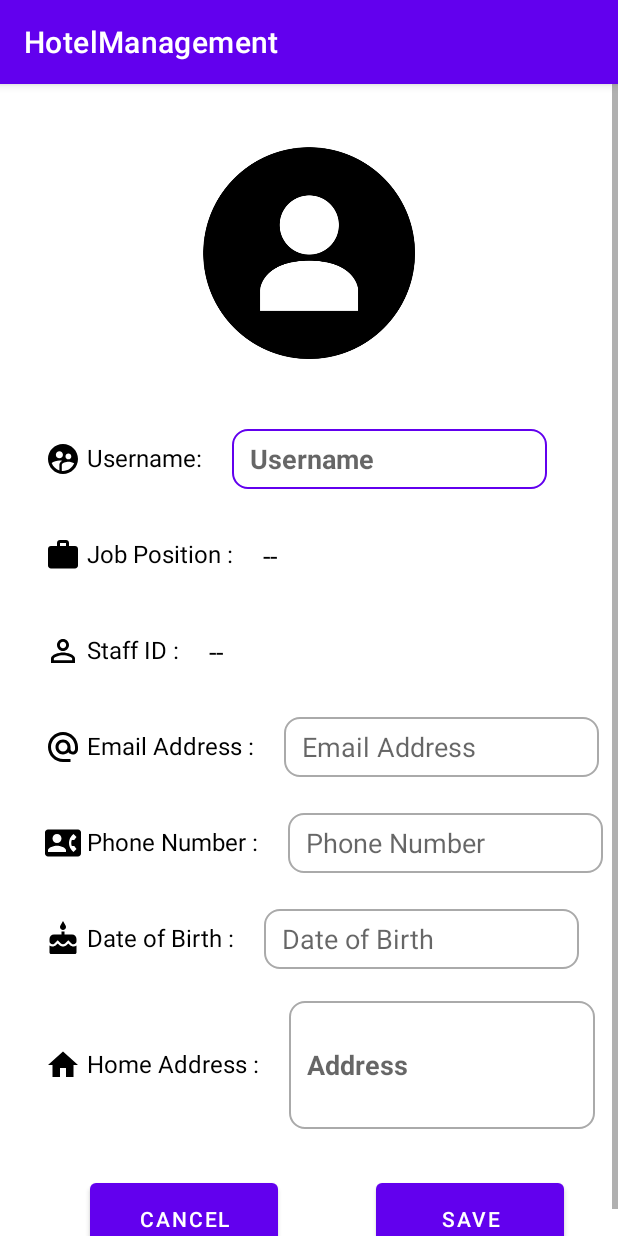
After one commit to Lawrence-Lim/HotelManagement, an Android app: the EditProfilePage screen opened directly, with no data from a screen before it, on a phone screen of 412 x 824 dp. The commit adds this screen. Run offline under Robolectric (Android 15) with nearby library versions, the phone set to English and light mode, and no system bars.

Commit message:
Edit Profile Page

```diff
--- a/app/src/main/AndroidManifest.xml
+++ b/app/src/main/AndroidManifest.xml
@@ -9,7 +9,8 @@
         android:roundIcon="@mipmap/ic_launcher_round"
         android:supportsRtl="true"
         android:theme="@style/Theme.HotelManagement">
-        <activity android:name=".UserProfilePage"></activity>
+        <activity android:name=".EditProfilePage"></activity>
+        <activity android:name=".UserProfilePage" />
         <activity android:name=".MainActivity" />
         <activity android:name=".homepage" />
         <activity android:name=".Login_Page" />
--- /dev/null
+++ b/app/src/main/java/com/example/hotelmanagement/EditProfilePage.kt
@@ -0,0 +1,11 @@
+package com.example.hotelmanagement
+
+import androidx.appcompat.app.AppCompatActivity
+import android.os.Bundle
+
+class EditProfilePage : AppCompatActivity() {
+    override fun onCreate(savedInstanceState: Bundle?) {
+        super.onCreate(savedInstanceState)
+        setContentView(R.layout.activity_edit_profile_page)
+    }
+}
--- /dev/null
+++ b/app/src/main/res/drawable/ic_user.xml
@@ -0,0 +1,9 @@
+<vector xmlns:android="http://schemas.android.com/apk/res/android"
+    android:width="24dp"
+    android:height="24dp"
+    android:viewportWidth="24"
+    android:viewportHeight="24">
+  <path
+      android:fillColor="@android:color/black"
+      android:pathData="M11.99,2c-5.52,0 -10,4.48 -10,10s4.48,10 10,10 10,-4.48 10,-10 -4.48,-10 -10,-10zM15.6,8.34c1.07,0 1.93,0.86 1.93,1.93 0,1.07 -0.86,1.93 -1.93,1.93 -1.07,0 -1.93,-0.86 -1.93,-1.93 -0.01,-1.07 0.86,-1.93 1.93,-1.93zM9.6,6.76c1.3,0 2.36,1.06 2.36,2.36 0,1.3 -1.06,2.36 -2.36,2.36s-2.36,-1.06 -2.36,-2.36c0,-1.31 1.05,-2.36 2.36,-2.36zM9.6,15.89v3.75c-2.4,-0.75 -4.3,-2.6 -5.14,-4.96 1.05,-1.12 3.67,-1.69 5.14,-1.69 0.53,0 1.2,0.08 1.9,0.22 -1.64,0.87 -1.9,2.02 -1.9,2.68zM11.99,20c-0.27,0 -0.53,-0.01 -0.79,-0.04v-4.07c0,-1.42 2.94,-2.13 4.4,-2.13 1.07,0 2.92,0.39 3.84,1.15 -1.17,2.97 -4.06,5.09 -7.45,5.09z"/>
+</vector>
--- /dev/null
+++ b/app/src/main/res/drawable/ic_work.xml
@@ -0,0 +1,10 @@
+<vector xmlns:android="http://schemas.android.com/apk/res/android"
+    android:width="24dp"
+    android:height="24dp"
+    android:viewportWidth="24"
+    android:viewportHeight="24"
+>
+  <path
+      android:fillColor="@android:color/black"
+      android:pathData="M20,6h-4L16,4c0,-1.11 -0.89,-2 -2,-2h-4c-1.11,0 -2,0.89 -2,2v2L4,6c-1.11,0 -1.99,0.89 -1.99,2L2,19c0,1.11 0.89,2 2,2h16c1.11,0 2,-0.89 2,-2L22,8c0,-1.11 -0.89,-2 -2,-2zM14,6h-4L10,4h4v2z"/>
+</vector>
--- /dev/null
+++ b/app/src/main/res/layout/activity_edit_profile_page.xml
@@ -0,0 +1,251 @@
+<?xml version="1.0" encoding="utf-8"?>
+
+<ScrollView  xmlns:android="http://schemas.android.com/apk/res/android"
+    xmlns:app="http://schemas.android.com/apk/res-auto"
+    xmlns:tools="http://schemas.android.com/tools"
+    android:layout_width="match_parent"
+    android:layout_height="match_parent"
+    >
+
+    <androidx.constraintlayout.widget.ConstraintLayout
+        android:layout_width="match_parent"
+        android:layout_height="wrap_content"
+        tools:context=".EditProfilePage">
+
+        <ImageView
+            android:id="@+id/imageView6"
+            android:layout_width="190dp"
+            android:layout_height="170dp"
+            android:layout_marginTop="28dp"
+            app:layout_constraintEnd_toEndOf="parent"
+            app:layout_constraintStart_toStartOf="parent"
+            app:layout_constraintTop_toTopOf="parent"
+            app:srcCompat="@drawable/user"
+            android:contentDescription="@string/profile_pic" />
+
+        <TextView
+            android:id="@+id/lblEditUser"
+            android:layout_width="wrap_content"
+            android:layout_height="wrap_content"
+            android:layout_marginStart="30dp"
+            android:layout_marginTop="40dp"
+            android:text="@string/username"
+            android:textColor="#000000"
+            android:textSize="16sp"
+            android:drawablePadding="4dp"
+            app:layout_constraintStart_toStartOf="parent"
+            app:layout_constraintTop_toBottomOf="@+id/imageView6"
+            app:drawableStartCompat="@drawable/ic_user" />
+
+        <TextView
+            android:id="@+id/lblStaffTitle"
+            android:layout_width="wrap_content"
+            android:layout_height="wrap_content"
+            android:layout_marginStart="30dp"
+            android:layout_marginTop="40dp"
+            android:text="@string/staff_id"
+            android:textColor="#000000"
+            android:textSize="16sp"
+            app:drawableStartCompat="@drawable/ic_id"
+            android:drawablePadding="4dp"
+            app:layout_constraintStart_toStartOf="parent"
+            app:layout_constraintTop_toBottomOf="@+id/lblJobTitle" />
+
+        <TextView
+            android:id="@+id/lblEditBirth"
+            android:layout_width="wrap_content"
+            android:layout_height="wrap_content"
+            android:layout_marginStart="30dp"
+            android:layout_marginTop="40dp"
+            android:text="@string/date_of_birth"
+            android:textColor="#000000"
+            android:textSize="16sp"
+            app:drawableStartCompat="@drawable/ic_cake"
+            android:drawablePadding="4dp"
+            app:layout_constraintStart_toStartOf="parent"
+            app:layout_constraintTop_toBottomOf="@+id/lblEditPhone" />
+
+        <TextView
+            android:id="@+id/lblEditAddress"
+            android:layout_width="wrap_content"
+            android:layout_height="wrap_content"
+            android:layout_marginStart="30dp"
+            android:layout_marginTop="60dp"
+            android:text="@string/home_address"
+            android:textColor="#000000"
+            android:textSize="16sp"
+            app:drawableStartCompat="@drawable/ic_home"
+            android:drawablePadding="4dp"
+            app:layout_constraintStart_toStartOf="parent"
+            app:layout_constraintTop_toBottomOf="@+id/lblEditBirth" />
+
+        <TextView
+            android:id="@+id/lblEditPhone"
+            android:layout_width="wrap_content"
+            android:layout_height="wrap_content"
+            android:layout_marginStart="30dp"
+            android:layout_marginTop="40dp"
+            android:text="@string/phone_number"
+            android:textColor="#000000"
+            android:textSize="16sp"
+            app:drawableStartCompat="@drawable/ic_contact"
+            android:drawablePadding="4dp"
+            app:layout_constraintStart_toStartOf="parent"
+            app:layout_constraintTop_toBottomOf="@+id/lblEditEmail" />
+
+        <TextView
+            android:id="@+id/lblEditEmail"
+            android:layout_width="wrap_content"
+            android:layout_height="wrap_content"
+            android:layout_marginStart="30dp"
+            android:layout_marginTop="40dp"
+            android:text="@string/email_address"
+            android:textColor="#000000"
+            android:textSize="16sp"
+            app:drawableStartCompat="@drawable/ic_mail"
+            android:drawablePadding="4dp"
+            app:layout_constraintStart_toStartOf="parent"
+            app:layout_constraintTop_toBottomOf="@+id/lblStaffTitle" />
+
+        <TextView
+            android:id="@+id/lblJobTitle"
+            android:layout_width="wrap_content"
+            android:layout_height="wrap_content"
+            android:layout_marginStart="30dp"
+            android:layout_marginTop="40dp"
+            android:text="@string/job_position"
+            android:textColor="#000000"
+            android:textSize="16sp"
+            android:drawablePadding="4dp"
+            app:layout_constraintStart_toStartOf="parent"
+            app:layout_constraintTop_toBottomOf="@+id/lblEditUser"
+            app:drawableStartCompat="@drawable/ic_work" />
+
+        <EditText
+            android:id="@+id/txtEditUser"
+            android:layout_width="210dp"
+            android:layout_height="40dp"
+            android:layout_marginStart="20dp"
+            android:autofillHints=""
+            android:paddingStart="12dp"
+            android:paddingEnd="12dp"
+            android:hint="@string/Username"
+            android:background="@drawable/custom_input"
+            android:ems="10"
+            android:inputType="textPersonName"
+            android:textStyle="bold"
+            app:layout_constraintBottom_toBottomOf="@+id/lblEditUser"
+            app:layout_constraintStart_toEndOf="@+id/lblEditUser"
+            app:layout_constraintTop_toTopOf="@+id/lblEditUser" />
+
+        <EditText
+            android:id="@+id/txtEditAddress"
+            android:layout_width="204dp"
+            android:layout_height="85dp"
+            android:layout_marginStart="20dp"
+            android:autofillHints=""
+            android:paddingStart="12dp"
+            android:paddingEnd="12dp"
+            android:hint="@string/address"
+            android:background="@drawable/custom_input"
+            android:ems="10"
+            android:inputType="textPersonName"
+            android:textStyle="bold"
+            app:layout_constraintBottom_toBottomOf="@+id/lblEditAddress"
+            app:layout_constraintStart_toEndOf="@+id/lblEditAddress"
+            app:layout_constraintTop_toTopOf="@+id/lblEditAddress" />
+
+        <EditText
+            android:id="@+id/txtEditPhone"
+            android:layout_width="210dp"
+            android:layout_height="40dp"
+            android:layout_marginStart="20dp"
+            android:autofillHints=""
+            android:paddingStart="12dp"
+            android:paddingEnd="12dp"
+            android:hint="@string/Phone_number"
+            android:background="@drawable/custom_input"
+            android:ems="10"
+            android:inputType="phone"
+            app:layout_constraintBottom_toBottomOf="@+id/lblEditPhone"
+            app:layout_constraintStart_toEndOf="@+id/lblEditPhone"
+            app:layout_constraintTop_toTopOf="@+id/lblEditPhone" />
+
+        <EditText
+            android:id="@+id/txtEditEmail"
+            android:layout_width="210dp"
+            android:layout_height="40dp"
+            android:layout_marginStart="20dp"
+            android:autofillHints=""
+            android:paddingStart="12dp"
+            android:paddingEnd="12dp"
+            android:hint="@string/Email_address"
+            android:background="@drawable/custom_input"
+            android:ems="10"
+            android:inputType="textEmailAddress"
+            app:layout_constraintBottom_toBottomOf="@+id/lblEditEmail"
+            app:layout_constraintStart_toEndOf="@+id/lblEditEmail"
+            app:layout_constraintTop_toTopOf="@+id/lblEditEmail" />
+
+        <EditText
+            android:id="@+id/txtEditBirth"
+            android:layout_width="210dp"
+            android:layout_height="40dp"
+            android:layout_marginStart="20dp"
+            android:autofillHints=""
+            android:paddingStart="12dp"
+            android:paddingEnd="12dp"
+            android:hint="@string/Date_of_birth"
+            android:background="@drawable/custom_input"
+            android:ems="10"
+            android:inputType="date"
+            app:layout_constraintBottom_toBottomOf="@+id/lblEditBirth"
+            app:layout_constraintStart_toEndOf="@+id/lblEditBirth"
+            app:layout_constraintTop_toTopOf="@+id/lblEditBirth" />
+
+        <TextView
+            android:id="@+id/lblEditID"
+            android:layout_width="wrap_content"
+            android:layout_height="wrap_content"
+            android:layout_marginStart="20dp"
+            android:text="@string/fID"
+            android:textColor="#000000"
+            android:textSize="18sp"
+            app:layout_constraintBottom_toBottomOf="@+id/lblStaffTitle"
+            app:layout_constraintStart_toEndOf="@+id/lblStaffTitle"
+            app:layout_constraintTop_toTopOf="@+id/lblStaffTitle" />
+
+        <TextView
+            android:id="@+id/lblEditJob"
+            android:layout_width="wrap_content"
+            android:layout_height="wrap_content"
+            android:layout_marginStart="20dp"
+            android:text="@string/fJob"
+            android:textColor="#000000"
+            android:textSize="18sp"
+            app:layout_constraintBottom_toBottomOf="@+id/lblJobTitle"
+            app:layout_constraintStart_toEndOf="@+id/lblJobTitle"
+            app:layout_constraintTop_toTopOf="@+id/lblJobTitle" />
+
+        <Button
+            android:id="@+id/btnCancel"
+            android:layout_width="125dp"
+            android:layout_height="60dp"
+            android:layout_marginStart="60dp"
+            android:layout_marginTop="30dp"
+            android:text="@string/cancel"
+            app:layout_constraintStart_toStartOf="parent"
+            app:layout_constraintTop_toBottomOf="@+id/txtEditAddress" />
+
+        <Button
+            android:id="@+id/btnSave"
+            android:layout_width="125dp"
+            android:layout_height="60dp"
+            android:layout_marginStart="65dp"
+            android:text="@string/save"
+            app:layout_constraintBottom_toBottomOf="@+id/btnCancel"
+            app:layout_constraintStart_toEndOf="@+id/btnCancel"
+            app:layout_constraintTop_toTopOf="@+id/btnCancel" />
+    </androidx.constraintlayout.widget.ConstraintLayout>
+
+</ScrollView>
--- a/app/src/main/res/layout/activity_login__page.xml
+++ b/app/src/main/res/layout/activity_login__page.xml
@@ -32,8 +32,8 @@
 
     <ImageView
         android:id="@+id/imageView2"
-        android:layout_width="176dp"
-        android:layout_height="166dp"
+        android:layout_width="190dp"
+        android:layout_height="170dp"
         android:layout_marginTop="40dp"
         android:contentDescription="@string/user_logo"
         app:layout_constraintEnd_toEndOf="parent"
--- a/app/src/main/res/layout/activity_signup__page.xml
+++ b/app/src/main/res/layout/activity_signup__page.xml
@@ -20,6 +20,7 @@
             android:layout_marginTop="40dp"
             android:text="@string/date_of_birth"
             android:textColor="#000000"
+            android:textSize="16sp"
             app:layout_constraintStart_toStartOf="parent"
             app:layout_constraintTop_toBottomOf="@+id/lblIC" />
 
@@ -31,6 +32,7 @@
             android:layout_marginTop="40dp"
             android:text="@string/confirm_password"
             android:textColor="#000000"
+            android:textSize="16sp"
             app:layout_constraintStart_toStartOf="parent"
             app:layout_constraintTop_toBottomOf="@+id/lblPass" />
 
@@ -42,6 +44,7 @@
             android:layout_marginTop="40dp"
             android:text="@string/email_address"
             android:textColor="#000000"
+            android:textSize="16sp"
             app:layout_constraintStart_toStartOf="parent"
             app:layout_constraintTop_toBottomOf="@+id/lblJob" />
 
@@ -66,6 +69,7 @@
             android:layout_marginTop="50dp"
             android:text="@string/first_name"
             android:textColor="#000000"
+            android:textSize="16sp"
             app:layout_constraintStart_toStartOf="parent"
             app:layout_constraintTop_toBottomOf="@+id/textView5" />
 
@@ -77,6 +81,7 @@
             android:layout_marginTop="40dp"
             android:text="@string/last_name"
             android:textColor="#000000"
+            android:textSize="16sp"
             app:layout_constraintStart_toStartOf="parent"
             app:layout_constraintTop_toBottomOf="@+id/lblFirstName" />
 
@@ -88,6 +93,7 @@
             android:layout_marginTop="40dp"
             android:text="@string/job_position"
             android:textColor="#000000"
+            android:textSize="16sp"
             app:layout_constraintStart_toStartOf="parent"
             app:layout_constraintTop_toBottomOf="@+id/lblLastName" />
 
@@ -99,6 +105,7 @@
             android:layout_marginTop="40dp"
             android:text="@string/phone_number"
             android:textColor="#000000"
+            android:textSize="16sp"
             app:layout_constraintStart_toStartOf="parent"
             app:layout_constraintTop_toBottomOf="@+id/lblEmail" />
 
@@ -110,6 +117,7 @@
             android:layout_marginTop="40dp"
             android:text="@string/Password"
             android:textColor="#000000"
+            android:textSize="16sp"
             app:layout_constraintStart_toStartOf="parent"
             app:layout_constraintTop_toBottomOf="@+id/lblPhone" />
 
@@ -121,6 +129,7 @@
             android:layout_marginTop="40dp"
             android:text="@string/ic_number"
             android:textColor="#000000"
+            android:textSize="16sp"
             app:layout_constraintStart_toStartOf="parent"
             app:layout_constraintTop_toBottomOf="@+id/lblConPass" />
 
@@ -132,6 +141,7 @@
             android:layout_marginTop="60dp"
             android:text="@string/home_address"
             android:textColor="#000000"
+            android:textSize="16sp"
             app:layout_constraintStart_toStartOf="parent"
             app:layout_constraintTop_toBottomOf="@+id/lblBirth" />
 
@@ -302,11 +312,12 @@
 
         <CheckBox
             android:id="@+id/chkTerm"
-            android:layout_width="238dp"
+            android:layout_width="285dp"
             android:layout_height="36dp"
             android:layout_marginStart="25dp"
             android:layout_marginTop="20dp"
             android:text="@string/i_ve_read_and_agree_the_term_of_use_amp_privacy_policy"
+            android:textSize="16sp"
             app:layout_constraintStart_toStartOf="parent"
             app:layout_constraintTop_toBottomOf="@+id/txtAddress" />
 
--- a/app/src/main/res/layout/activity_user_profile_page.xml
+++ b/app/src/main/res/layout/activity_user_profile_page.xml
@@ -8,8 +8,8 @@
 
     <ImageView
         android:id="@+id/imageView4"
-        android:layout_width="197dp"
-        android:layout_height="186dp"
+        android:layout_width="190dp"
+        android:layout_height="170dp"
         android:layout_marginTop="28dp"
         android:contentDescription="@string/profile_pic"
         app:layout_constraintEnd_toEndOf="parent"
@@ -74,8 +74,8 @@
         android:id="@+id/textView9"
         android:layout_width="wrap_content"
         android:layout_height="wrap_content"
-        android:layout_marginStart="30dp"
-        android:layout_marginTop="45dp"
+        android:layout_marginStart="28dp"
+        android:layout_marginTop="40dp"
         android:drawablePadding="4dp"
         android:text="@string/staff_id"
         android:textColor="#000000"
--- a/app/src/main/res/values/strings.xml
+++ b/app/src/main/res/values/strings.xml
@@ -46,6 +46,9 @@
     <string name="fBirth">--</string>
     <string name="fAddress">--</string>
     <string name="eye">eye</string>
+    <string name="fJob">--</string>
+    <string name="save">Save</string>
+    <string name="cancel">Cancel</string>
     <string-array name="Job">
         <item>Staff</item>
         <item>Manager</item>
```
